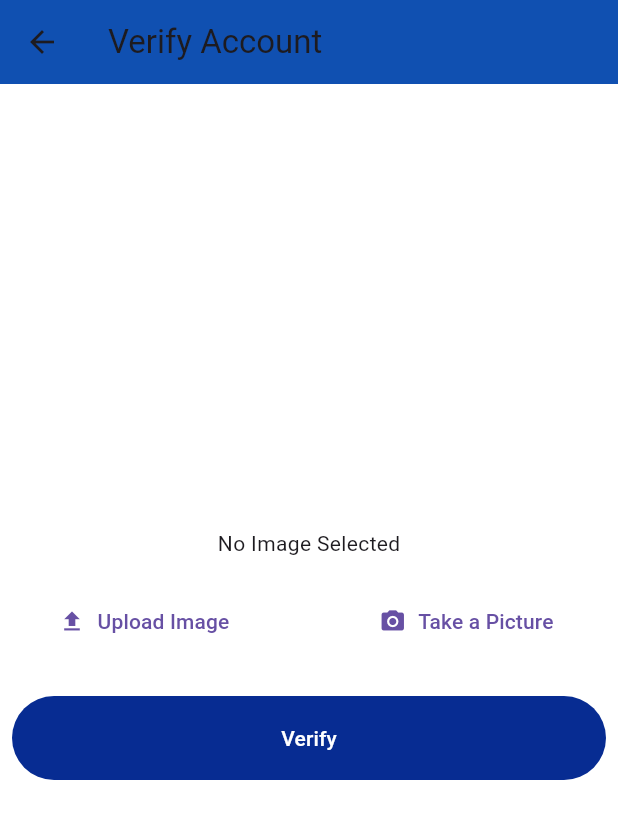
After one commit to ahmadsaad2/sayyarti_project, a Flutter app: the MorePage screen opened directly, after a tap on "Verify Your Account", on a phone screen of 412 x 824 dp. The commit adds this screen. Shown: the top 819 px of the screen. Run offline on Flutter 3.47's test engine with Material 3 defaults, Android fonts, the phone set to English and light mode, and no system bars; our stand-ins replace dropdown_search, fl_chart, flutter_dotenv, flutter_svg, google_maps_flutter, image_picker and 4 more; accounts and stored records are empty; network calls fail; project files that could hold a hidden picture were left out.

Commit message:
adding the user verification back and front

```diff
--- a/front/lib/Screens/Login/components/login_form.dart
+++ b/front/lib/Screens/Login/components/login_form.dart
@@ -2,7 +2,7 @@ import 'package:flutter/material.dart';
 import 'package:sayyarti/Screens/admin/screens/admin_home.dart';
 import '../../home/home.dart';
 import '../../../components/already_have_an_account_acheck.dart';
-import '../../../components/forgot_passwod.dart'; // Import the ForgotPassword widget
+import '../../../components/forgot_passwod.dart';
 import '../../../constants.dart';
 import '../../Signup/signup_screen.dart';
 import 'dart:convert';
@@ -50,6 +50,8 @@ class _LoginFormState extends State<LoginForm> {
         prefs.setString('role', data['role']);
         prefs.setString('name', data['username']);
         prefs.setString('id', data['id'].toString());
+        prefs.setBool('trusted', data['istrusted']);
+        print(data['istrusted'].toString());
         final String? phone = data['phone'];
         print(phone);
         if (phone != null && phone.isNotEmpty) {
--- a/front/lib/Screens/home/account/addresspage.dart
+++ b/front/lib/Screens/home/account/addresspage.dart
@@ -37,14 +37,14 @@ class _AddressPageState extends State<AddressPage> {
         final response = json.decode(backRes.body);
         final List<dynamic> data = response['addresses'];
         final List<Place> loadedLocations = [];
-        data.forEach((location) {
+        for (var location in data) {
           loadedLocations.add(Place(
             address: location['address'],
             latitude: location['lat'],
             longitude: location['lng'],
             isDefault: location['is_default'],
           ));
-        });
+        }
         setState(() {
           _locations.addAll(loadedLocations);
           _isLoading = false;
--- /dev/null
+++ b/front/lib/Screens/home/accountverifiaction/screen/verify.dart
@@ -0,0 +1,24 @@
+import 'package:flutter/material.dart';
+import 'package:sayyarti/Screens/home/accountverifiaction/widget/picker_widget.dart';
+
+class Verify extends StatelessWidget {
+  const Verify({super.key});
+
+  @override
+  Widget build(BuildContext context) {
+    return Scaffold(
+      appBar: AppBar(
+        title: const Text('Verify Account'),
+        backgroundColor: const Color.fromARGB(255, 16, 80, 177),
+      ),
+      body: Center(
+        child: Column(
+          mainAxisAlignment: MainAxisAlignment.center,
+          children: [
+            ImagePick(),
+          ],
+        ),
+      ),
+    );
+  }
+}
--- /dev/null
+++ b/front/lib/Screens/home/accountverifiaction/widget/picker_widget.dart
@@ -0,0 +1,258 @@
+import 'dart:convert';
+import 'dart:io';
+import 'package:image_picker/image_picker.dart';
+import 'package:permission_handler/permission_handler.dart';
+import 'package:flutter/material.dart';
+import 'package:http/http.dart' as http;
+import 'package:sayyarti/Screens/home/home.dart';
+import 'package:sayyarti/constants.dart';
+import 'package:shared_preferences/shared_preferences.dart';
+
+class ImagePick extends StatefulWidget {
+  const ImagePick({super.key});
+
+  @override
+  State<ImagePick> createState() {
+    return _ImagePickState();
+  }
+}
+
+class _ImagePickState extends State<ImagePick> {
+  File? _image;
+  final ImagePicker picker = ImagePicker();
+  bool granted = false;
+  bool isUploading = false;
+  var imageUrl = '';
+
+  void _pickImage() async {
+    if (!granted) {
+      return;
+    }
+    final XFile? imageFile = await picker.pickImage(
+      source: ImageSource.gallery,
+      maxWidth: 600,
+    );
+    if (imageFile == null) {
+      return;
+    }
+    setState(() {
+      _image = File(imageFile.path);
+    });
+  }
+
+  void _takePicture() async {
+    if (!granted) {
+      return;
+    }
+    final XFile? imageFile = await picker.pickImage(
+      source: ImageSource.camera,
+      maxWidth: 600,
+    );
+    if (imageFile == null) {
+      return;
+    }
+    setState(() {
+      _image = File(imageFile.path);
+    });
+  }
+
+  void _verify() async {
+    if (_image == null) {
+      showDialog(
+          context: context,
+          builder: (context) {
+            return AlertDialog(
+              title: const Text('No Image Selected'),
+              content: const Text(
+                  'Please pick an image or take to verify your account'),
+              actions: <Widget>[
+                TextButton(
+                  onPressed: () {
+                    Navigator.pop(context);
+                  },
+                  child: const Text('Ok'),
+                ),
+              ],
+            );
+          });
+    }
+    setState(() {
+      isUploading = true;
+    });
+    final url = Uri.parse('https://api.cloudinary.com/v1_1/dwhjtcbx7/upload');
+    final request = http.MultipartRequest('POST', url)
+      ..fields['upload_preset'] = 'trusted'
+      ..files.add(await http.MultipartFile.fromPath('file', _image!.path));
+    final res = await request.send();
+    if (res.statusCode == 200) {
+      final responseData = await res.stream.toBytes();
+      final responseString = String.fromCharCodes(responseData);
+      final jsonMap = jsonDecode(responseString);
+      imageUrl = jsonMap['url'];
+      print(imageUrl);
+      final prefs = await SharedPreferences.getInstance();
+      final _userId = prefs.getString('id');
+      final url = Uri.http(backendUrl, '/user/info-update/$_userId');
+      final backRes = await http.put(
+        url,
+        headers: {
+          'Content-Type': 'application/json',
+          'token': prefs.getString('token')!,
+        },
+        body: json.encode({
+          'img_uri': imageUrl,
+          'verify_stat': 'pending',
+        }),
+      );
+      if (backRes.statusCode == 200) {
+        setState(() {
+          isUploading = false;
+        });
+        showDialog(
+            context: context,
+            builder: (context) {
+              return AlertDialog(
+                title: const Text('Verification'),
+                content: const Text(
+                    'Your account is under verification, please wait for the admin to approve it.'),
+                actions: <Widget>[
+                  TextButton(
+                    onPressed: () {
+                      Navigator.of(context).push(
+                        MaterialPageRoute(
+                          builder: (context) => const HomePage(),
+                        ),
+                      );
+                    },
+                    child: const Text('Ok'),
+                  ),
+                ],
+              );
+            });
+      } else {
+        setState(() {
+          isUploading = false;
+        });
+        showDialog(
+            context: context,
+            builder: (context) {
+              return AlertDialog(
+                title: const Text('Error'),
+                content:
+                    const Text('An error occurred, please try again later.'),
+                actions: <Widget>[
+                  TextButton(
+                    onPressed: () {
+                      Navigator.pop(context);
+                    },
+                    child: const Text('Ok'),
+                  ),
+                ],
+              );
+            });
+      }
+    }
+  }
+
+  @override
+  void initState() {
+    super.initState();
+    checkCameraPermission();
+  }
+
+  void checkCameraPermission() async {
+    if (await Permission.camera.isGranted) {
+      setState(() {
+        granted = true;
+      });
+    }
+    PermissionStatus status = await Permission.camera.request();
+    setState(() {
+      granted = status.isGranted;
+    });
+  }
+
+  @override
+  Widget build(BuildContext context) {
+    return Center(
+      child: Column(
+        mainAxisAlignment: MainAxisAlignment.center,
+        children: [
+          _image != null
+              ? Image.file(
+                  _image!,
+                  width: 200,
+                  height: 200,
+                  fit: BoxFit.cover,
+                )
+              : const Text('No Image Selected'),
+          const SizedBox(height: 18),
+          Container(
+            width: double.infinity,
+            child: Row(
+              mainAxisAlignment: MainAxisAlignment.spaceEvenly,
+              children: [
+                TextButton.icon(
+                  onPressed: () {
+                    _pickImage();
+                  },
+                  label: const Text('Upload Image'),
+                  icon: const Icon(Icons.upload),
+                ),
+                const SizedBox(width: 18),
+                TextButton.icon(
+                  onPressed: granted
+                      ? _takePicture
+                      : () {
+                          showDialog(
+                              context: context,
+                              builder: (context) {
+                                return AlertDialog(
+                                  title: const Text('Permission'),
+                                  content: const Text(
+                                      'To use the camera, please allow camera access.'),
+                                  actions: <Widget>[
+                                    TextButton(
+                                      onPressed: () {
+                                        Navigator.pop(context);
+                                      },
+                                      child: const Text('Cancel'),
+                                    ),
+                                    TextButton(
+                                      onPressed: () async {
+                                        await Permission.camera.request();
+                                        Navigator.pop(context);
+                                      },
+                                      child: const Text('Ok'),
+                                    ),
+                                  ],
+                                );
+                              });
+                        },
+                  label: const Text('Take a Picture'),
+                  icon: const Icon(Icons.camera_alt),
+                ),
+              ],
+            ),
+          ),
+          const SizedBox(height: 18),
+          Padding(
+            padding: const EdgeInsets.all(8.0),
+            child: ElevatedButton(
+              onPressed: () {
+                _verify();
+              },
+              child: isUploading
+                  ? const SizedBox(
+                      height: 16,
+                      width: 16,
+                      child: CircularProgressIndicator(),
+                    )
+                  : const Text('Verify'),
+            ),
+          ),
+        ],
+      ),
+    );
+  }
+}
--- a/front/lib/Screens/home/home.dart
+++ b/front/lib/Screens/home/home.dart
@@ -1,6 +1,8 @@
 // ignore_for_file: library_private_types_in_public_api
 
 import 'package:flutter/material.dart';
+import 'package:sayyarti/Screens/home/accountverifiaction/screen/verify.dart';
+import 'package:shared_preferences/shared_preferences.dart';
 import '../home/adscroller.dart';
 import 'offercard.dart';
 import 'adpage.dart';
@@ -793,9 +795,25 @@ class MorePage extends StatefulWidget {
 }
 
 class _MorePageState extends State<MorePage> {
+  var _istrusted = false;
+  String userName = '';
+  void _trusted() async {
+    final prefs = await SharedPreferences.getInstance();
+    final trusted = prefs.getBool('trusted');
+    userName = prefs.getString('name') ?? '';
+    setState(() {
+      _istrusted = trusted ?? false;
+    });
+  }
+
+  @override
+  void initState() {
+    super.initState();
+    _trusted();
+  }
+
   @override
   Widget build(BuildContext context) {
-    String userName = 'User Name';
     int point = 0;
     String firstLetter = userName.isNotEmpty
         ? userName[0].toUpperCase()
@@ -872,12 +890,27 @@ class _MorePageState extends State<MorePage> {
                 );
               },
             ),
+            _istrusted
+                ? const SizedBox.shrink()
+                : ListTile(
+                    leading: const Icon(Icons.verified_user_outlined),
+                    title: const Text('Verify Your Account'),
+                    trailing: const Icon(Icons.arrow_forward_ios),
+                    onTap: () {
+                      Navigator.push(
+                        context,
+                        MaterialPageRoute(builder: (context) => const Verify()),
+                      );
+                    },
+                  ),
             ListTile(
               leading: const Icon(Icons.logout),
               title: const Text('LogOut'),
               trailing: const Icon(Icons.arrow_forward_ios),
-              onTap: () {
-                Navigator.push(
+              onTap: () async {
+                final prefs = await SharedPreferences.getInstance();
+                await prefs.clear();
+                Navigator.pushReplacement(
                   context,
                   MaterialPageRoute(
                       builder: (context) => const WelcomeScreen()),
@@ -891,8 +924,10 @@ class _MorePageState extends State<MorePage> {
                 style: TextStyle(color: Colors.red),
               ),
               trailing: const Icon(Icons.arrow_forward_ios),
-              onTap: () {
-                Navigator.push(
+              onTap: () async {
+                final prefs = await SharedPreferences.getInstance();
+                await prefs.clear();
+                Navigator.pushReplacement(
                   context,
                   MaterialPageRoute(builder: (context) => DeleteAccountPage()),
                 );
--- a/front/pubspec.yaml
+++ b/front/pubspec.yaml
@@ -13,8 +13,10 @@ description: sayyarti project.
 # https://developer.apple.com/library/archive/documentation/General/Reference/InfoPlistKeyReference/Articles/CoreFoundationKeys.html
 version: 1.0.0+1
 
+# environment:
+  # sdk: ">=3.1.0 <4.0.0"
 environment:
-  sdk: ">=3.1.0 <4.0.0"
+  sdk: ^3.5.4
 
 dependencies:
   flutter:
@@ -39,6 +41,8 @@ dependencies:
   flutter_svg: ^2.0.5
   dropdown_search: ^6.0.1
   fl_chart: ^0.69.2
+  cloudinary_flutter: ^1.3.0
+  cloudinary_url_gen: ^1.6.0
 
 dev_dependencies:
   flutter_test:
```
Also changed, not shown: front/pubspec.lock, 9 other files.
